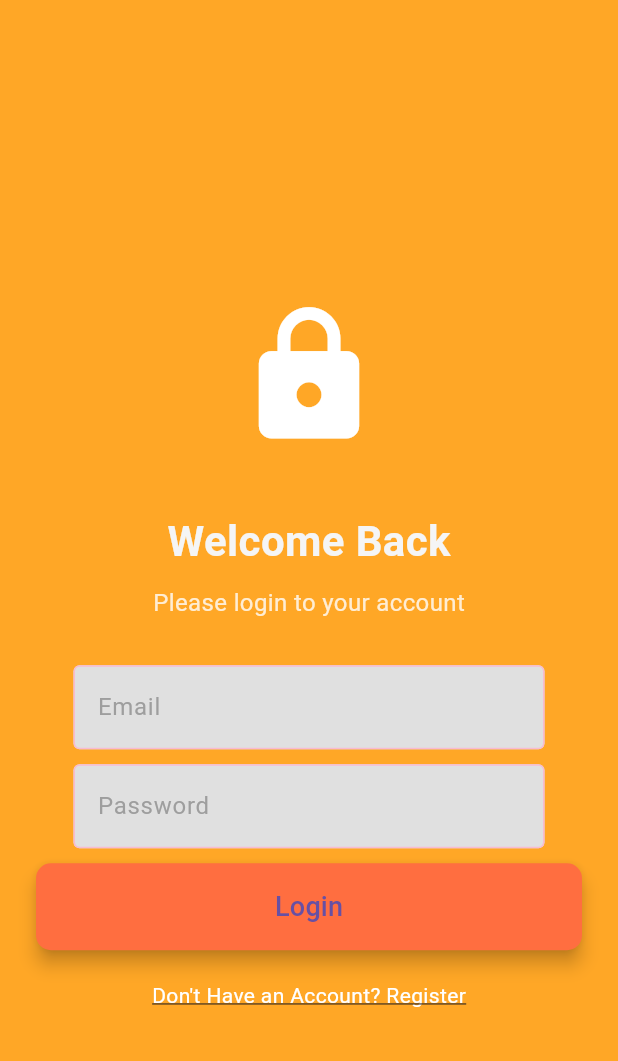
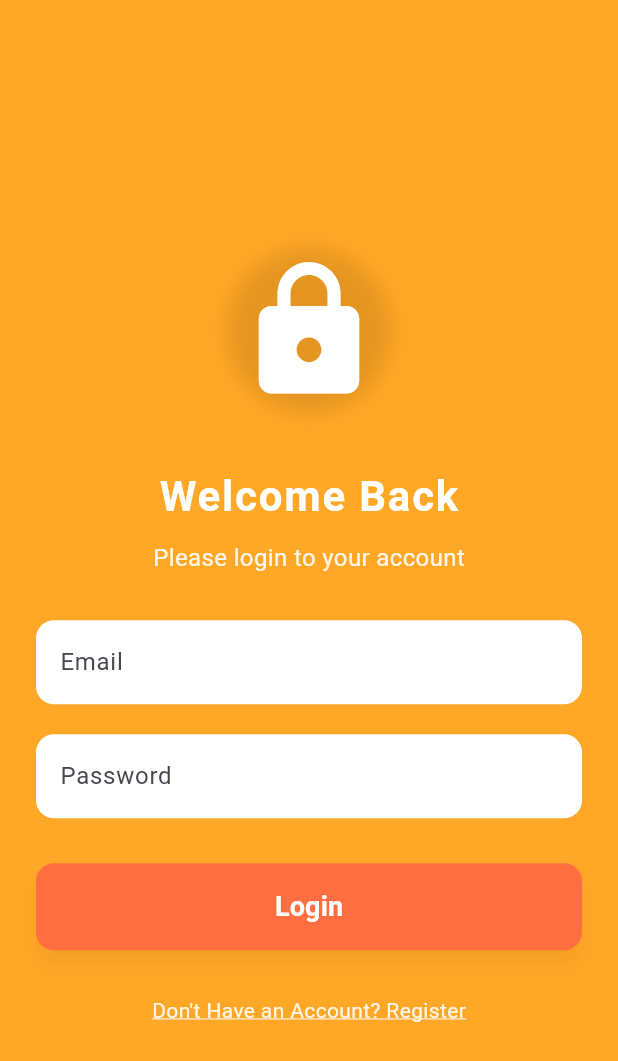
Before and after one commit to VanessaSimanta/UTS-Moprog-Food-Delivery-App, a Flutter app: the screen it shows after launch, on a phone screen of 412 x 824 dp. Shown: the top 1061 px of the screen. Run offline on Flutter 3.47's test engine with Material 3 defaults, Android fonts, the phone set to English and light mode, and no system bars; our stand-ins replace google_nav_bar, shared_preferences; missing offline and left inert: carousel_slider_plus; accounts and stored records are empty.

Commit message:
Minor error and UI fix

```diff
--- a/uts_mobile_programming/lib/screen/loading.dart
+++ b/uts_mobile_programming/lib/screen/loading.dart
@@ -12,41 +12,42 @@ class Loading extends StatefulWidget {
 }
 
 class _LoadingState extends State<Loading> {
+  bool _hasNavigated = false; // biar tidak loop
+
   void _loadUserInfo() async {
     await Future.delayed(const Duration(seconds: 2));
     String token = await getToken();
 
+    if (_hasNavigated) return; // biar tidak loop
+
     //token kosong masuk ke login
     if (token == '') {
+      _hasNavigated = true; // Mark as navigated
       Navigator.of(context).pushAndRemoveUntil(
           MaterialPageRoute(builder: (context) => Login()), (route) => false);
+      return;
+    }
+
     //udah ada token langsung ke home
-    } else {
     ApiResponse response = await getUserDetail();
+
+    if (_hasNavigated) return; // biar tidak loop
+
     if (response.error == null) {
+      // kalau tidak ada error, ke home
+      _hasNavigated = true;
       Navigator.of(context).pushAndRemoveUntil(
           MaterialPageRoute(builder: (context) => Home()), (route) => false);
-        //error masuk ke login
     } else if (response.error == unathorized) {
+      // kalau error masuk ke login
+      _hasNavigated = true;
       Navigator.of(context).pushAndRemoveUntil(
           MaterialPageRoute(builder: (context) => Login()), (route) => false);
     } else {
-        Scaffold(
-          appBar: AppBar(
-            title: Text('Example'),
-          ),
-          body: Center(
-            child: ElevatedButton(
-              onPressed: () {
+      // error message
       ScaffoldMessenger.of(context).showSnackBar(
-                  SnackBar(content: Text('This is a SnackBar')),
+        SnackBar(content: Text(response.error ?? 'Error')),
       );
-              },
-              child: Text('Show SnackBar'),
-            ),
-          ),
-        );
-      }
     }
   }
 
@@ -63,8 +64,7 @@ class _LoadingState extends State<Loading> {
       color: Colors.white,
       child: Center(
         child: CircularProgressIndicator(
-          valueColor:
-              AlwaysStoppedAnimation<Color>(Colors.orange), // Change to orange
+          valueColor: AlwaysStoppedAnimation<Color>(Colors.orange),
         ),
       ),
     );
--- a/uts_mobile_programming/lib/screen/login.dart
+++ b/uts_mobile_programming/lib/screen/login.dart
@@ -57,6 +57,8 @@ class _LoginState extends State<Login> {
       backgroundColor: Colors.orange.shade400,
       body: SafeArea(
         child: Center(
+          child: SingleChildScrollView(
+            // Scroll view to handle overflow
             child: Padding(
               padding: const EdgeInsets.symmetric(horizontal: 24.0),
               child: Form(
@@ -66,22 +68,35 @@ class _LoginState extends State<Login> {
                   children: [
                     const SizedBox(height: 50),
 
-                  // logo
-                  const Icon(
+                    // logo with shadow
+                    Container(
+                      decoration: BoxDecoration(
+                        shape: BoxShape.circle,
+                        boxShadow: [
+                          BoxShadow(
+                            color: Colors.black.withOpacity(0.1),
+                            blurRadius: 10,
+                            spreadRadius: 5,
+                          ),
+                        ],
+                      ),
+                      child: const Icon(
                         Icons.lock_rounded,
                         size: 100,
                         color: Colors.white,
                       ),
+                    ),
 
                     const SizedBox(height: 40),
 
-                  // welcome back
+                    // welcome back text with better text hierarchy
                     Text(
                       'Welcome Back',
                       style: TextStyle(
-                      color: Colors.grey[100],
+                        color: Colors.white,
                         fontSize: 28,
                         fontWeight: FontWeight.bold,
+                        letterSpacing: 1.2,
                       ),
                     ),
 
@@ -90,31 +105,45 @@ class _LoginState extends State<Login> {
                     Text(
                       'Please login to your account',
                       style: TextStyle(
-                      color: Colors.white.withOpacity(0.8),
+                        color: Colors.white.withOpacity(0.9),
                         fontSize: 16,
                       ),
                     ),
 
                     const SizedBox(height: 30),
 
-                  // username textfield
-                  MyTextfield(
+                    // username textfield with a soft border
+                    TextFormField(
                       controller: usernameController,
+                      decoration: InputDecoration(
                         hintText: 'Email',
-                    obscureText: false,
+                        filled: true,
+                        fillColor: Colors.white,
+                        border: OutlineInputBorder(
+                          borderRadius: BorderRadius.circular(12.0),
+                          borderSide: BorderSide.none,
                         ),
-                  const SizedBox(height: 10),
+                      ),
+                    ),
+                    const SizedBox(height: 20),
 
                     // password textfield
-                  MyTextfield(
+                    TextFormField(
                       controller: passwordController,
+                      obscureText: true,
+                      decoration: InputDecoration(
                         hintText: 'Password',
-                    obscureText: true,
+                        filled: true,
+                        fillColor: Colors.white,
+                        border: OutlineInputBorder(
+                          borderRadius: BorderRadius.circular(12.0),
+                          borderSide: BorderSide.none,
                         ),
-                  const SizedBox(height: 10),
+                      ),
+                    ),
+                    const SizedBox(height: 30),
 
-                  // login button
-                  // login button with a modern look
+                    // login button with a modern look and shadow
                     SizedBox(
                       width: double.infinity,
                       child: ElevatedButton(
@@ -127,18 +156,22 @@ class _LoginState extends State<Login> {
                           padding: const EdgeInsets.symmetric(vertical: 16),
                           backgroundColor: Colors.deepOrangeAccent,
                           shape: RoundedRectangleBorder(
-                          borderRadius: BorderRadius.circular(10),
+                            borderRadius: BorderRadius.circular(12),
                           ),
                           elevation: 5,
+                          shadowColor: Colors.black.withOpacity(0.2),
                         ),
                         child: const Text(
                           'Login',
-                        style: TextStyle(fontSize: 18),
+                          style: TextStyle(
+                              fontSize: 18,
+                              color: Colors.white,
+                              fontWeight: FontWeight.bold),
                         ),
                       ),
                     ),
 
-                  const SizedBox(height: 20),
+                    const SizedBox(height: 30),
 
                     // register text with better alignment and padding
                     GestureDetector(
@@ -149,15 +182,20 @@ class _LoginState extends State<Login> {
                           (route) => false,
                         );
                       },
-                    child: const Text(
+                      child: Text(
                         "Don't Have an Account? Register",
                         style: TextStyle(
-                        color: Colors.white,
+                          color: Colors.white.withOpacity(0.9),
+                          fontSize: 14,
                           decoration: TextDecoration.underline,
+                          decorationColor: Colors.white,
                         ),
                       ),
                     ),
+
+                    const SizedBox(height: 20), // Extra padding at the bottom
                   ],
+                ),
               ),
             ),
           ),
```
Lines whose indentation alone changed are shown as unchanged.
